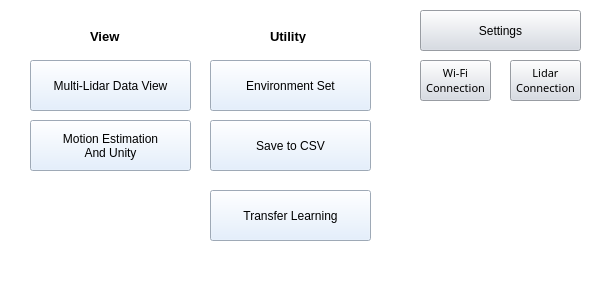
Above: lidar_interface/ui/MainWindow.ui from chochmun/Multi-2D-LiDAR-Based-3D-Motion-Recognition-With-Deep-Learning before the change. Below: the same form after it.
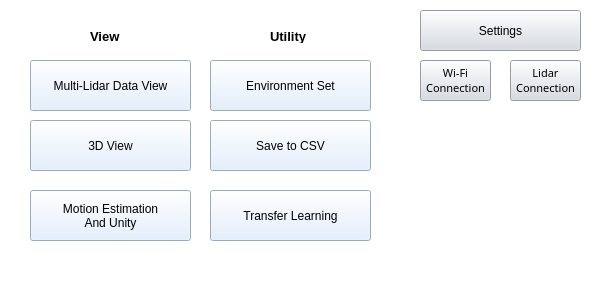
That is the form after the change. Icons and pictures are not drawn.

Commit message: 3d view add

```diff
--- a/lidar_interface/ui/MainWindow.ui
+++ b/lidar_interface/ui/MainWindow.ui
@@ -155,7 +155,7 @@
     <property name="geometry">
      <rect>
       <x>30</x>
-      <y>120</y>
+      <y>190</y>
       <width>161</width>
       <height>51</height>
      </rect>
@@ -254,6 +254,22 @@
      <bool>false</bool>
     </property>
    </widget>
+   <widget class="QPushButton" name="Button_3dview">
+    <property name="geometry">
+     <rect>
+      <x>30</x>
+      <y>120</y>
+      <width>161</width>
+      <height>51</height>
+     </rect>
+    </property>
+    <property name="styleSheet">
+     <string notr="true">background-color: rgb(221, 236, 255);</string>
+    </property>
+    <property name="text">
+     <string>3D View</string>
+    </property>
+   </widget>
    <zorder>graphicsView</zorder>
    <zorder>Button_dataview</zorder>
    <zorder>Button_setting</zorder>
@@ -265,6 +281,7 @@
    <zorder>Button_unity</zorder>
    <zorder>Button_usbconnection</zorder>
    <zorder>Button_wificonnection</zorder>
+   <zorder>Button_3dview</zorder>
   </widget>
  </widget>
  <resources>
```
The commit also changes 20 other files.
